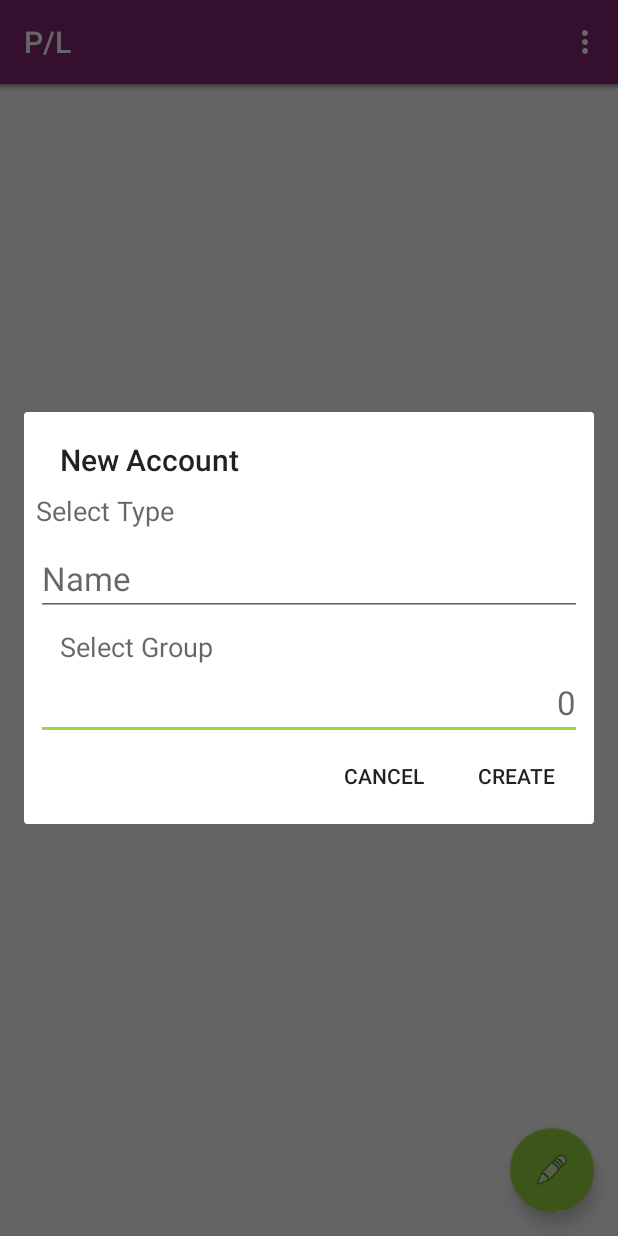
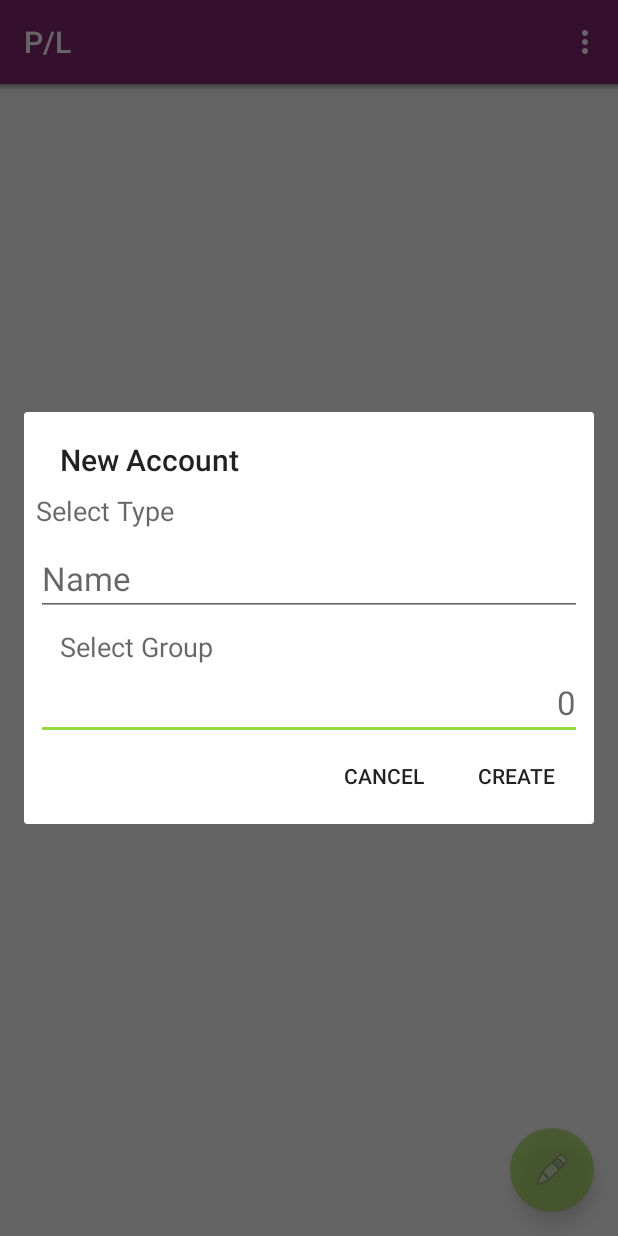
Before and after one commit to motch0214/flow, an Android app: the screen it shows after launch (MainActivity), in the options menu, after a tap on "Create New Account", on a phone screen of 412 x 824 dp. Run offline under Robolectric (Android 15) with nearby library versions, the phone set to English and light mode, and no system bars; our stand-ins replace Dagger/Hilt's generated code, Room's generated code, RxJava, data binding; libraries missing offline, so code that uses them is left out: com.jakewharton.threetenabp, com.orhanobut.logger; 41 statements that could not run were skipped.

Commit message:
set alpha to the fab.

```diff
--- a/app/src/main/res/layout/activity_main.xml
+++ b/app/src/main/res/layout/activity_main.xml
@@ -67,6 +67,7 @@
             android:layout_height="wrap_content"
             android:layout_gravity="end|bottom"
             android:layout_margin="@dimen/fab_margin"
+            android:alpha="0.65"
             android:onClick="@{view -> behavior.createCashflow.execute(view)}"
             app:srcCompat="@android:drawable/ic_menu_edit" />
 
```
